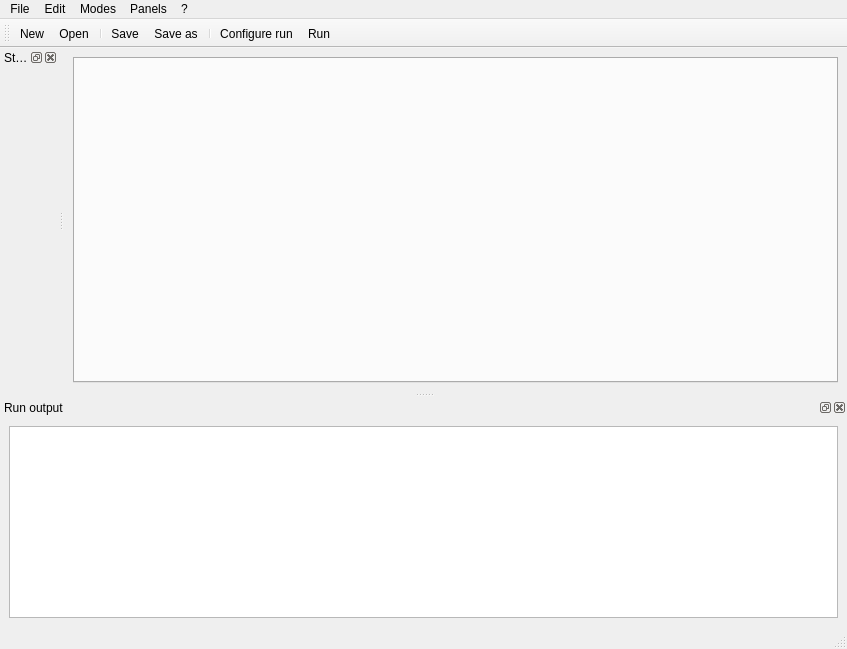
The window that examples/pynotepad/forms/main_window.ui (pyQode/pyqode.python) describes before a commit, drawn with Qt 5.
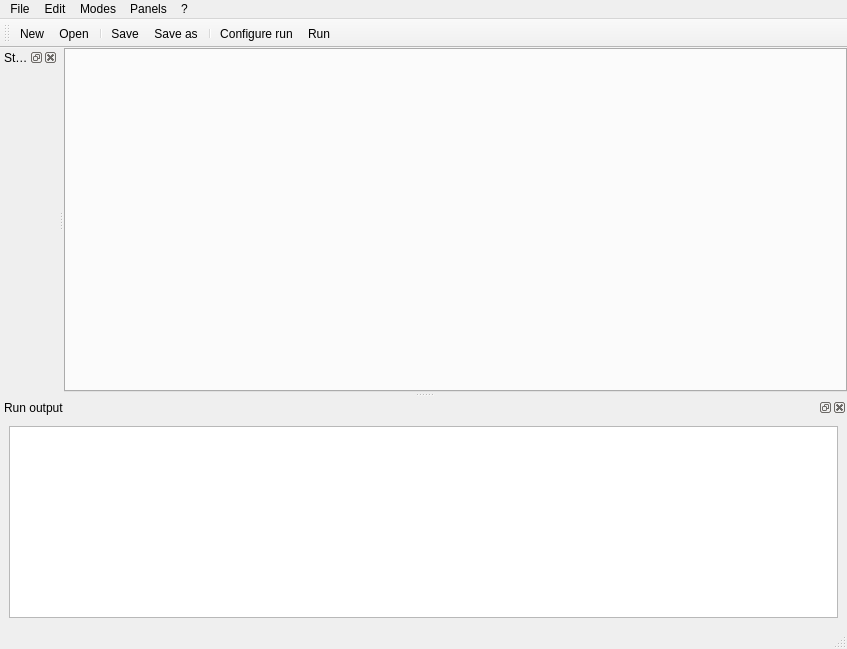
The same window after the commit. Icons and pictures are not drawn. Custom widgets are drawn as their Qt base class.

Commit message: Example: fix ui margins arround tab widget

Diff of the .ui file:
```diff
--- a/examples/pynotepad/forms/main_window.ui
+++ b/examples/pynotepad/forms/main_window.ui
@@ -19,6 +19,12 @@
   </property>
   <widget class="QWidget" name="centralwidget">
    <layout class="QGridLayout" name="gridLayout">
+    <property name="horizontalSpacing">
+     <number>0</number>
+    </property>
+    <property name="margin">
+     <number>0</number>
+    </property>
     <item row="1" column="0">
      <widget class="SplittableCodeEditTabWidget" name="tabWidget"/>
     </item>
```
The commit also changes 1 other file.
